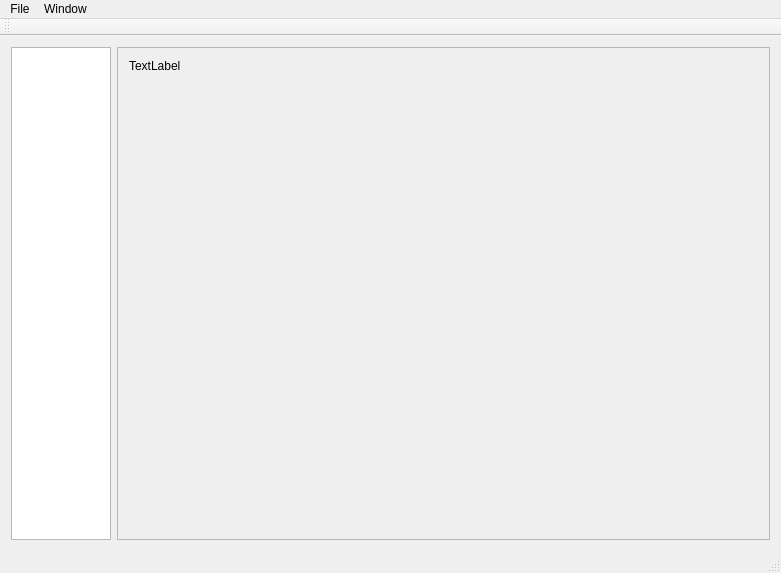
Above: source/mainwindow.ui from mighty1231/GrpEditor before the change. Below: the same form after it.
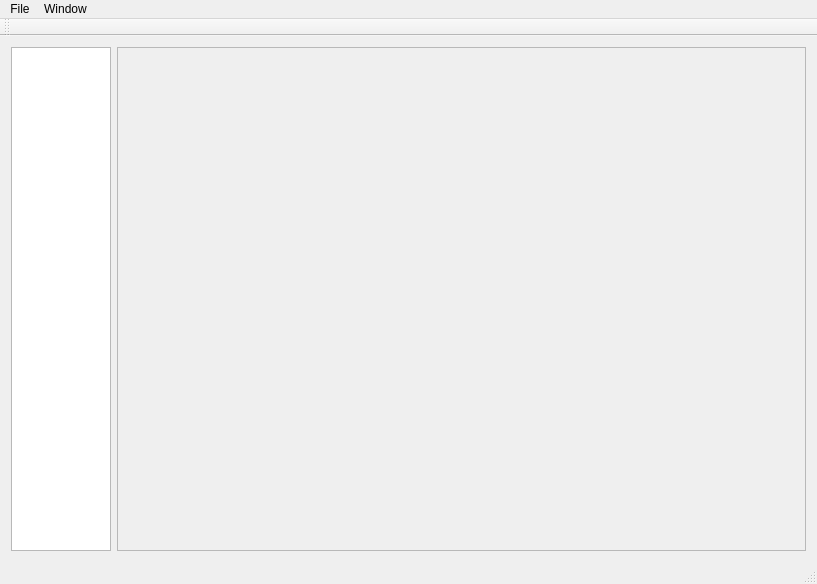
That is the form after the change.

The edit to the form file:
```diff
--- a/source/mainwindow.ui
+++ b/source/mainwindow.ui
@@ -6,8 +6,8 @@
    <rect>
     <x>0</x>
     <y>0</y>
-    <width>781</width>
-    <height>573</height>
+    <width>817</width>
+    <height>584</height>
    </rect>
   </property>
   <property name="windowTitle">
@@ -43,22 +43,13 @@
           <rect>
            <x>0</x>
            <y>0</y>
-           <width>653</width>
-           <height>498</height>
+           <width>689</width>
+           <height>509</height>
           </rect>
          </property>
          <layout class="QGridLayout" name="gridLayout_2">
           <item row="0" column="0">
            <widget class="QLabel" name="grpImageLabel">
-            <property name="sizePolicy">
-             <sizepolicy hsizetype="Ignored" vsizetype="Ignored">
-              <horstretch>0</horstretch>
-              <verstretch>0</verstretch>
-             </sizepolicy>
-            </property>
-            <property name="text">
-             <string>TextLabel</string>
-            </property>
             <property name="alignment">
              <set>Qt::AlignLeading|Qt::AlignLeft|Qt::AlignTop</set>
             </property>
@@ -77,7 +68,7 @@
     <rect>
      <x>0</x>
      <y>0</y>
-     <width>781</width>
+     <width>817</width>
      <height>21</height>
     </rect>
    </property>
```
